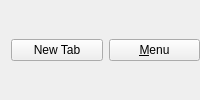
markop404/media-downloader, file src/designer/tab_buttons.ui: the form before one commit.
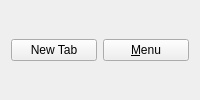
The form after the commit. Icons and pictures are not drawn.

```diff
--- a/src/designer/tab_buttons.ui
+++ b/src/designer/tab_buttons.ui
@@ -3,15 +3,6 @@
  <class>TabButtons</class>
  <widget class="QWidget" name="TabButtons">
   <layout class="QHBoxLayout" name="horizontalLayout">
-   <property name="topMargin">
-    <number>0</number>
-   </property>
-   <property name="rightMargin">
-    <number>0</number>
-   </property>
-   <property name="bottomMargin">
-    <number>0</number>
-   </property>
    <item>
     <widget class="QPushButton" name="newTabButton">
      <property name="focusPolicy">
```
